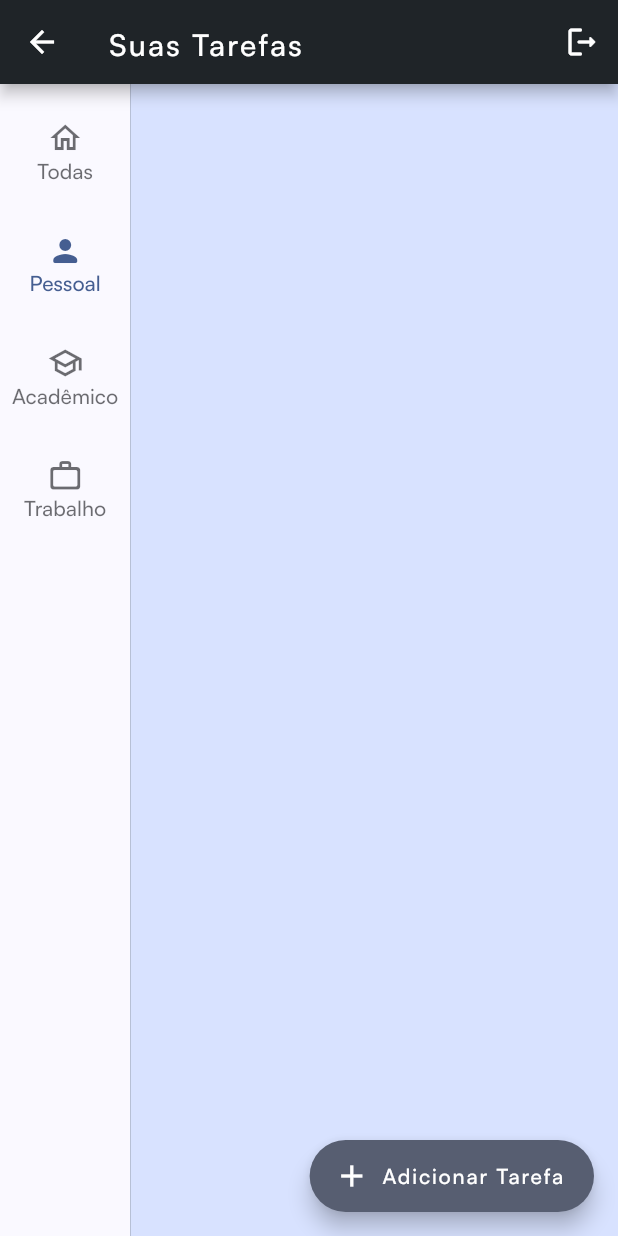
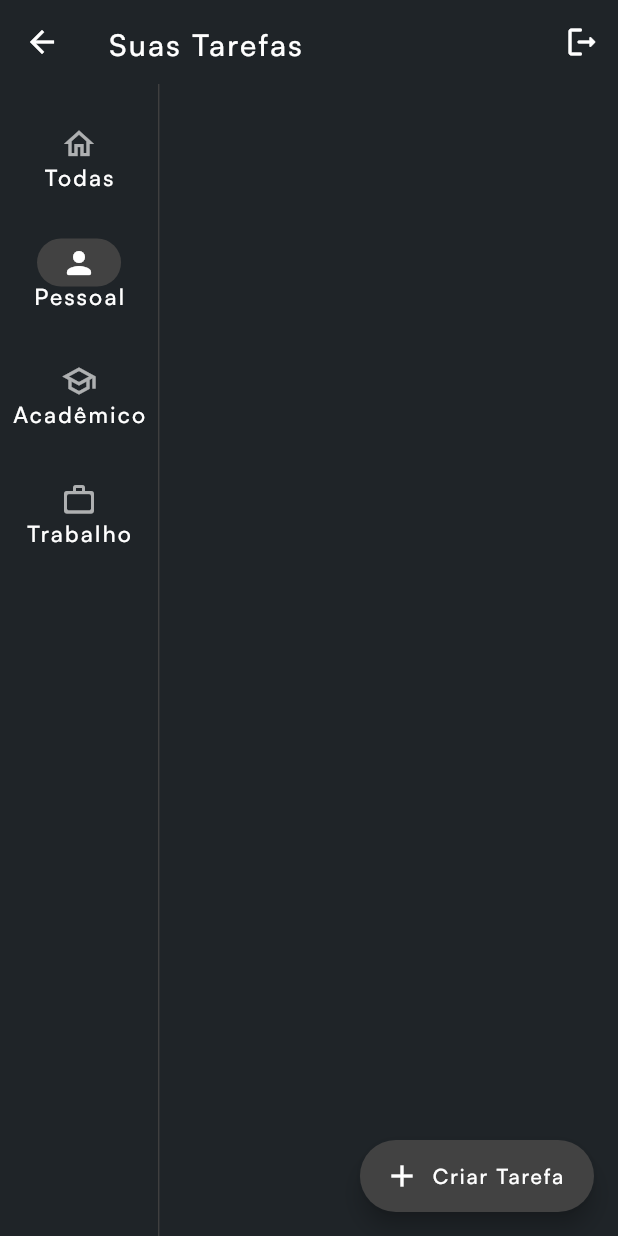
Before and after one commit to RenanFerreira0412/OrganizedYou, a Flutter app: the HomeDesktopUI screen opened directly, after a tap on "Pessoal", on a phone screen of 412 x 824 dp. Run offline on Flutter 3.47's test engine with Material 3 defaults, Android fonts, the phone set to English and light mode, and no system bars; our stand-ins replace cloud_firestore, email_validator, firebase_auth, firebase_core, google_nav_bar, google_sign_in and 2 more; accounts and stored records are empty; generated files the repository leaves out were written again.

Commit message:
Ajustes visuais no app (versão desktop)

```diff
--- a/lib/components/build_task_form.dart
+++ b/lib/components/build_task_form.dart
@@ -76,6 +76,7 @@ class _BuildTaskFormState extends State<BuildTaskForm> {
               'Adicionar Tarefa',
               style: AppTheme.typo.medium(20, AppTheme.colors.white, 1.5, 1.5),
             ),
+      buttonPadding: const EdgeInsets.all(20),
       content: SizedBox(
         width: 500,
         child: Form(
--- a/lib/ui/main/home/home_desktop_ui.dart
+++ b/lib/ui/main/home/home_desktop_ui.dart
@@ -3,6 +3,7 @@ import 'package:organized_you/components/all_tasks.dart';
 import 'package:organized_you/components/build_task_card.dart';
 import 'package:organized_you/components/build_task_form.dart';
 import 'package:organized_you/services/auth_service.dart';
+import 'package:organized_you/theme/app_theme.dart';
 import 'package:provider/provider.dart';
 
 class HomeDesktopUI extends StatefulWidget {
@@ -56,6 +57,7 @@ class _HomeDesktopUIState extends State<HomeDesktopUI> {
     return LayoutBuilder(builder: (context, constraints) {
       return Scaffold(
         appBar: AppBar(
+          elevation: 0,
           title: const Text('Suas Tarefas'),
           actions: [
             IconButton(
@@ -68,6 +70,16 @@ class _HomeDesktopUIState extends State<HomeDesktopUI> {
           children: [
             SafeArea(
               child: NavigationRail(
+                backgroundColor: AppTheme.colors.dark,
+                indicatorColor: Colors.grey.shade800,
+                selectedIconTheme: IconThemeData(color: AppTheme.colors.white),
+                unselectedIconTheme:
+                    IconThemeData(color: AppTheme.colors.white),
+                selectedLabelTextStyle:
+                    AppTheme.typo.medium(15, AppTheme.colors.white, 1, 1.5),
+                unselectedLabelTextStyle:
+                    AppTheme.typo.medium(15, AppTheme.colors.white, 1, 1.5),
+                useIndicator: true,
                 extended: constraints.maxWidth >= 800,
                 labelType: constraints.maxWidth >= 800
                     ? NavigationRailLabelType.none
@@ -103,9 +115,14 @@ class _HomeDesktopUIState extends State<HomeDesktopUI> {
                 },
               ),
             ),
+            VerticalDivider(
+              thickness: 1,
+              width: 1,
+              color: Colors.grey.shade800,
+            ),
             Expanded(
               child: Container(
-                color: Theme.of(context).colorScheme.primaryContainer,
+                color: AppTheme.colors.dark,
                 child: page,
               ),
             ),
@@ -113,9 +130,10 @@ class _HomeDesktopUIState extends State<HomeDesktopUI> {
         ),
         floatingActionButton: FloatingActionButton.extended(
           onPressed: () => _openTaskForm(context),
-          tooltip: 'Adicionar Tarefa',
-          label: const Text('Adicionar Tarefa'),
+          tooltip: 'Criar Tarefa',
+          label: const Text('Criar Tarefa'),
           icon: const Icon(Icons.add),
+          backgroundColor: Colors.grey.shade800,
         ),
       );
     });
--- a/lib/widgets/cards.dart
+++ b/lib/widgets/cards.dart
@@ -149,6 +149,7 @@ class _TaskCardState extends State<TaskCard> {
             'Deletar Tarefa',
             style: AppTheme.typo.medium(20, AppTheme.colors.white, 1.5, 1.5),
           ),
+          buttonPadding: const EdgeInsets.all(20),
           content: Text(
             'Esta ação irá deletar a sua tarefa.',
             style: AppTheme.typo.regular(15, Colors.white54, 1, 1.5),
```
